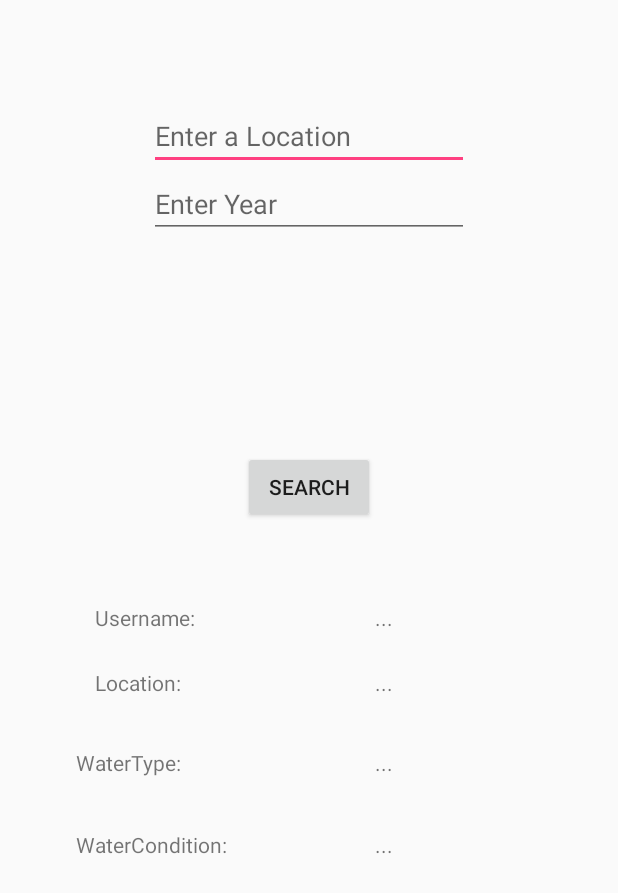
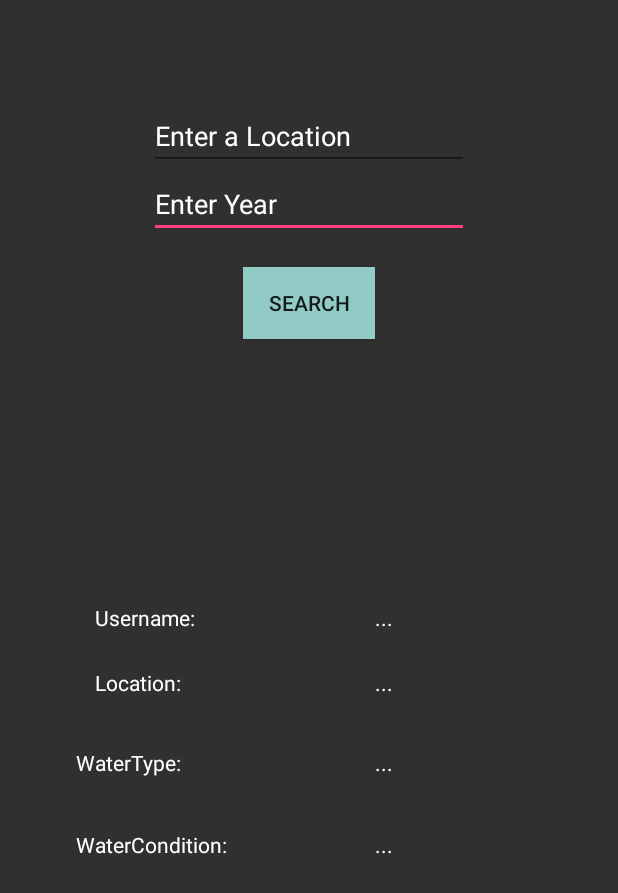
Before and after one commit to zcheshire/cs2340, an Android app: the WaterReportHistory screen opened directly, with no data from a screen before it, on a phone screen of 412 x 824 dp. Shown: the top 893 px of the screen. Run offline under Robolectric (Android 15) with nearby library versions, the phone set to English and light mode, and no system bars.

Commit message:
design further

```diff
--- a/Water/app/src/main/res/layout/activity_water_report_history.xml
+++ b/Water/app/src/main/res/layout/activity_water_report_history.xml
@@ -8,18 +8,8 @@
     android:paddingLeft="@dimen/activity_horizontal_margin"
     android:paddingRight="@dimen/activity_horizontal_margin"
     android:paddingTop="@dimen/activity_vertical_margin"
+    android:background="@color/gray"
     tools:context="com.gitrekt.water.controller.WaterReportHistory">
-
-    <EditText
-        android:layout_width="wrap_content"
-        android:layout_height="wrap_content"
-        android:inputType="textPersonName"
-        android:ems="10"
-        android:layout_alignParentTop="true"
-        android:layout_centerHorizontal="true"
-        android:layout_marginTop="52dp"
-        android:id="@+id/searchText"
-        android:hint="Enter a Location" />
 
     <TextView
         android:text="..."
@@ -29,7 +19,8 @@
         android:layout_alignRight="@+id/locationShow"
         android:layout_alignEnd="@+id/locationShow"
         android:layout_marginTop="34dp"
-        android:id="@+id/wtShow" />
+        android:id="@+id/wtShow"
+        android:textColor="@color/white" />
 
     <TextView
         android:text="..."
@@ -39,7 +30,8 @@
         android:layout_alignLeft="@+id/nameShow"
         android:layout_alignStart="@+id/nameShow"
         android:layout_marginTop="35dp"
-        android:id="@+id/wcShow" />
+        android:id="@+id/wcShow"
+        android:textColor="@color/white" />
 
     <TextView
         android:layout_width="wrap_content"
@@ -48,7 +40,8 @@
         android:layout_centerVertical="true"
         android:layout_alignLeft="@+id/locationShow"
         android:layout_alignStart="@+id/locationShow"
-        android:text="..." />
+        android:text="..."
+        android:textColor="@color/white" />
 
     <TextView
         android:text="..."
@@ -58,7 +51,8 @@
         android:id="@+id/locationShow"
         android:layout_below="@+id/nameShow"
         android:layout_toRightOf="@+id/button4"
-        android:layout_toEndOf="@+id/button4" />
+        android:layout_toEndOf="@+id/button4"
+        android:textColor="@color/white" />
 
     <TextView
         android:text="Username:"
@@ -69,7 +63,8 @@
         android:layout_toStartOf="@+id/button4"
         android:layout_marginRight="32dp"
         android:layout_marginEnd="32dp"
-        android:id="@+id/nameLabel" />
+        android:id="@+id/nameLabel"
+        android:textColor="@color/white" />
 
     <TextView
         android:text="WaterType:"
@@ -78,7 +73,8 @@
         android:layout_alignTop="@+id/wtShow"
         android:layout_alignRight="@+id/locationLabel"
         android:layout_alignEnd="@+id/locationLabel"
-        android:id="@+id/wtLabel" />
+        android:id="@+id/wtLabel"
+        android:textColor="@color/white" />
 
     <TextView
         android:text="WaterCondition:"
@@ -87,7 +83,8 @@
         android:layout_alignTop="@+id/wcShow"
         android:layout_alignLeft="@+id/wtLabel"
         android:layout_alignStart="@+id/wtLabel"
-        android:id="@+id/wcLabel" />
+        android:id="@+id/wcLabel"
+        android:textColor="@color/white" />
 
     <TextView
         android:text="Location:"
@@ -97,16 +94,8 @@
         android:layout_alignBaseline="@+id/locationShow"
         android:layout_alignBottom="@+id/locationShow"
         android:layout_alignLeft="@+id/nameLabel"
-        android:layout_alignStart="@+id/nameLabel" />
-
-    <Button
-        android:text="Search"
-        android:layout_width="wrap_content"
-        android:layout_height="wrap_content"
-        android:id="@+id/button4"
-        android:layout_above="@+id/nameShow"
-        android:layout_centerHorizontal="true"
-        android:layout_marginBottom="53dp" />
+        android:layout_alignStart="@+id/nameLabel"
+        android:textColor="@color/white" />
 
     <EditText
         android:layout_width="wrap_content"
@@ -117,5 +106,30 @@
         android:layout_alignRight="@+id/searchText"
         android:layout_alignEnd="@+id/searchText"
         android:id="@+id/editText2"
-        android:hint="Enter Year" />
+        android:hint="Enter Year"
+        android:textColor="@color/white"
+        android:textColorHint="@color/white" />
+
+    <Button
+        android:text="Search"
+        android:layout_width="wrap_content"
+        android:layout_height="wrap_content"
+        android:id="@+id/button4"
+        android:layout_below="@+id/editText2"
+        android:layout_centerHorizontal="true"
+        android:layout_marginTop="19dp"
+        android:background="@color/teal" />
+
+    <EditText
+        android:layout_width="wrap_content"
+        android:layout_height="wrap_content"
+        android:inputType="textPersonName"
+        android:ems="10"
+        android:layout_marginTop="52dp"
+        android:id="@+id/searchText"
+        android:hint="Enter a Location"
+        android:layout_alignParentTop="true"
+        android:layout_centerHorizontal="true"
+        android:textColor="@color/white"
+        android:textColorHint="@color/white" />
 </RelativeLayout>
```
Also changed, not shown: Water/app/src/main/res/layout/activity_view_qp.xml (+12 -6 lines), Water/app/src/main/res/layout/activity_view_quality_report.xml (+5 -2 lines), Water/app/src/main/res/layout/activity_view_report.xml (+12 -6 lines).
